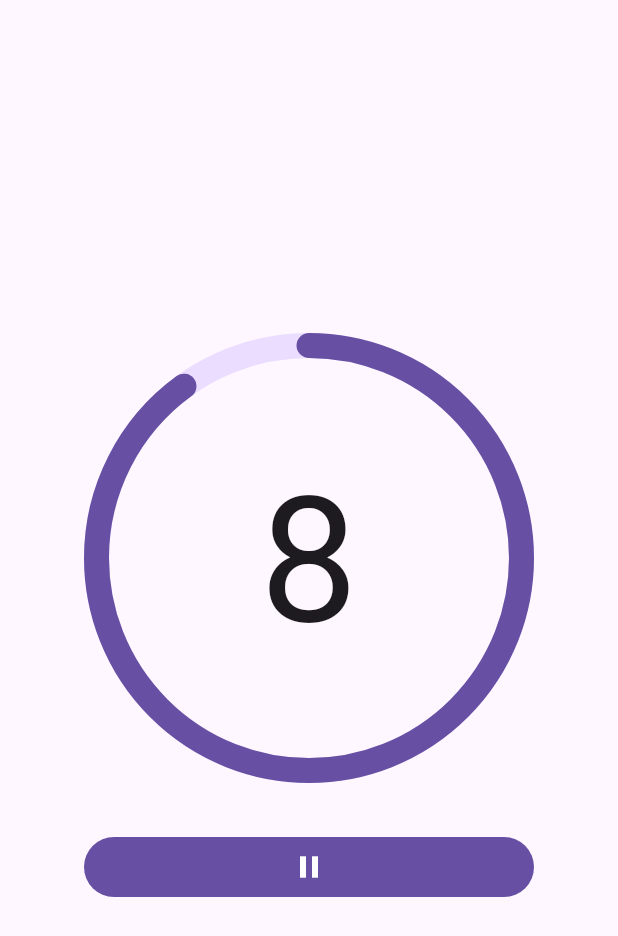
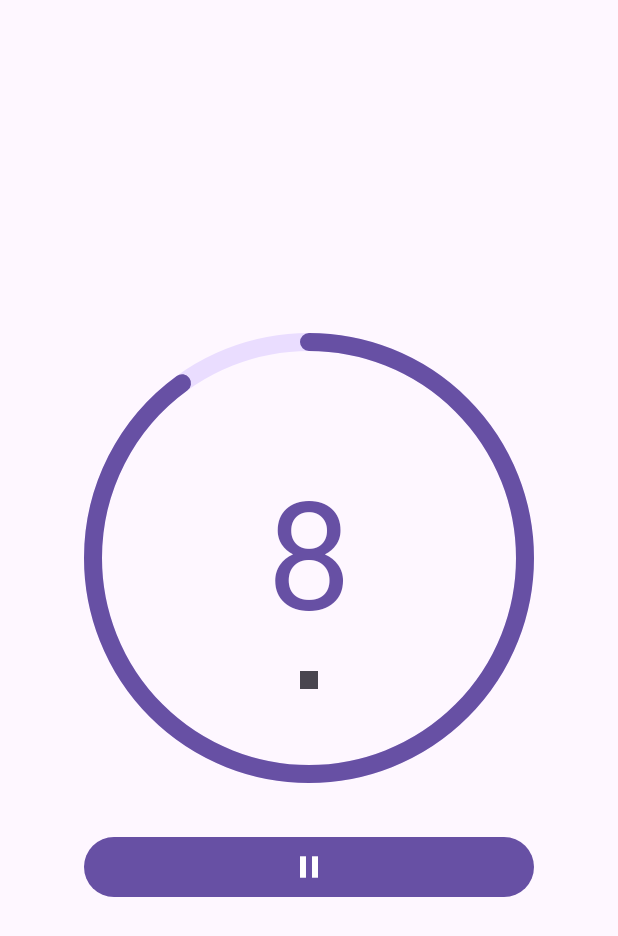
Before and after one commit to viniciusdacunhaferreira/c002_radial_countdown_starter, a Flutter app: the screen it shows after launch, after a tap on the "play arrow" icon, on a phone screen of 412 x 824 dp. Shown: the top 936 px of the screen. Run offline on Flutter 3.47's test engine with Material 3 defaults, Android fonts, the phone set to English and light mode, and no system bars.

Commit message:
Answer 2

```diff
--- a/lib/main.dart
+++ b/lib/main.dart
@@ -1,3 +1,4 @@
+// ignore_for_file: public_member_api_docs, sort_constructors_first
 import 'dart:math';
 
 import 'package:flutter/material.dart';
@@ -111,6 +112,16 @@ class CountdownAndRestartState extends State<CountdownAndRestart>
     }
   }
 
+  void _stop() {
+    setState(() {
+      _ticker.stop();
+      _remainingTime = _timer;
+      _elapsedTimeWhenPaused = Duration.zero;
+      _remainingTimeInSeconds = _timer.inSeconds;
+      _status = CountdownStatus.idle;
+    });
+  }
+
   Widget _buildPlayPauseIcon() {
     if (_status.isCounting) {
       return const Icon(Icons.pause);
@@ -156,6 +167,7 @@ class CountdownAndRestartState extends State<CountdownAndRestart>
 
   @override
   Widget build(BuildContext context) {
+    const double radius = maxWidth / 2;
     final double beginValue = min(
       (_remainingTimeInSeconds + 1) / _timer.inSeconds,
       1,
@@ -166,31 +178,39 @@ class CountdownAndRestartState extends State<CountdownAndRestart>
       mainAxisSize: MainAxisSize.min,
       crossAxisAlignment: CrossAxisAlignment.stretch,
       children: [
-        FittedBox(
-          child: Stack(
+        Stack(
           alignment: Alignment.center,
           children: [
-              Text(_remainingTimeInSeconds.toString()),
-              TweenAnimationBuilder<double>(
+            TweenAnimationBuilder(
               duration: const Duration(seconds: 1),
               tween: Tween<double>(begin: beginValue, end: endValue),
               curve: Curves.easeOutCubic,
               builder: (context, value, _) {
-                  return CircularProgressIndicator(
-                    strokeAlign: -1,
+                return CounterCircle(
+                  radius: radius,
                   value: value,
-                    strokeWidth: 2,
-                    strokeCap: StrokeCap.round,
-                    valueColor: AlwaysStoppedAnimation(
-                      Theme.of(context).colorScheme.primary,
-                    ),
-                    backgroundColor:
-                        Theme.of(context).colorScheme.primaryContainer,
+                  strokeWidth: 12,
                 );
               },
             ),
+            Text(
+              _remainingTimeInSeconds.toString(),
+              style: TextStyle(
+                fontSize: 100,
+                color: Theme.of(context).colorScheme.primary,
+              ),
+            ),
+            Visibility(
+              visible: _status.isCounting || _status.isPaused,
+              child: Positioned(
+                bottom: 45,
+                child: IconButton(
+                  onPressed: _stop,
+                  icon: const Icon(Icons.stop),
+                ),
+              ),
+            ),
           ],
-          ),
         ),
         const SizedBox(height: 32),
         IconButton.filled(icon: _buildPlayPauseIcon(), onPressed: _playPause),
@@ -198,3 +218,98 @@ class CountdownAndRestartState extends State<CountdownAndRestart>
     );
   }
 }
+
+class CounterCircle extends StatelessWidget {
+  const CounterCircle({
+    super.key,
+    required this.radius,
+    required this.value,
+    this.strokeWidth = 1,
+    this.valueColor,
+    this.backgroundColor,
+  });
+
+  final double radius;
+  final double value;
+  final double strokeWidth;
+  final Color? valueColor;
+  final Color? backgroundColor;
+
+  @override
+  Widget build(BuildContext context) {
+    Color resolvedValueColor =
+        valueColor ?? Theme.of(context).colorScheme.primary;
+    Color resolvedBackgroundColor =
+        valueColor ?? Theme.of(context).colorScheme.primaryContainer;
+    final dim = 2 * radius;
+
+    return Stack(
+      alignment: Alignment.center,
+      children: [
+        CustomPaint(
+          size: Size(dim, dim),
+          painter: CirclePainter(
+            radius: radius,
+            value: 1,
+            strokeWidth: strokeWidth,
+            color: resolvedBackgroundColor,
+          ),
+        ),
+        CustomPaint(
+          size: Size(dim, dim),
+          painter: CirclePainter(
+            radius: radius,
+            value: value,
+            strokeWidth: strokeWidth,
+            color: resolvedValueColor,
+          ),
+        ),
+      ],
+    );
+  }
+}
+
+class CirclePainter extends CustomPainter {
+  CirclePainter({
+    required this.radius,
+    required this.value,
+    required this.strokeWidth,
+    required this.color,
+  });
+
+  final double radius;
+  final double value;
+  final double strokeWidth;
+  final Color color;
+
+  double get sweepAngle => value * 2 * pi;
+
+  @override
+  void paint(Canvas canvas, Size size) {
+    Paint paint = Paint();
+    paint.color = color;
+    paint.style = PaintingStyle.stroke;
+    paint.strokeWidth = strokeWidth;
+    paint.strokeCap = StrokeCap.round;
+
+    final diameter = size.shortestSide - strokeWidth;
+    final Rect rect =
+        Offset(strokeWidth / 2, strokeWidth / 2) & Size(diameter, diameter);
+    const double startAngle = 3 * pi / 2;
+
+    canvas.drawArc(
+      rect,
+      startAngle,
+      sweepAngle,
+      false,
+      paint,
+    );
+  }
+
+  @override
+  bool shouldRepaint(covariant CirclePainter oldDelegate) {
+    return oldDelegate.value != value ||
+        oldDelegate.color != color ||
+        oldDelegate.strokeWidth != strokeWidth;
+  }
+}
```
Lines whose indentation alone changed are shown as unchanged.
